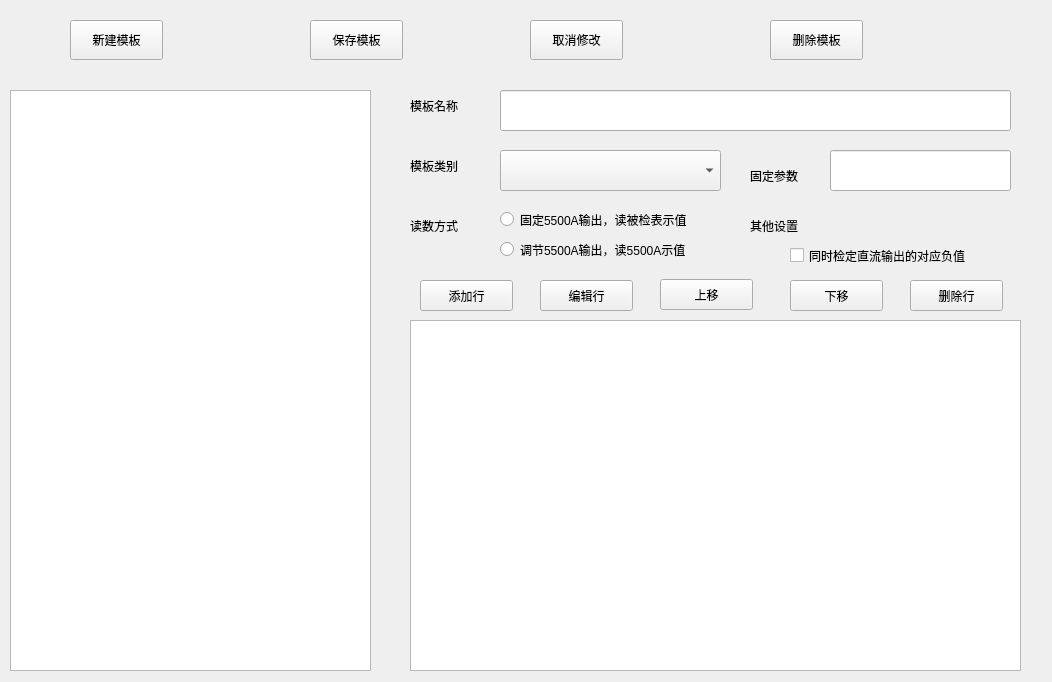
The window that frminspect/frminspecttemplate.ui (richardzjq/instrument_correction) describes before a commit, drawn with Qt 5.
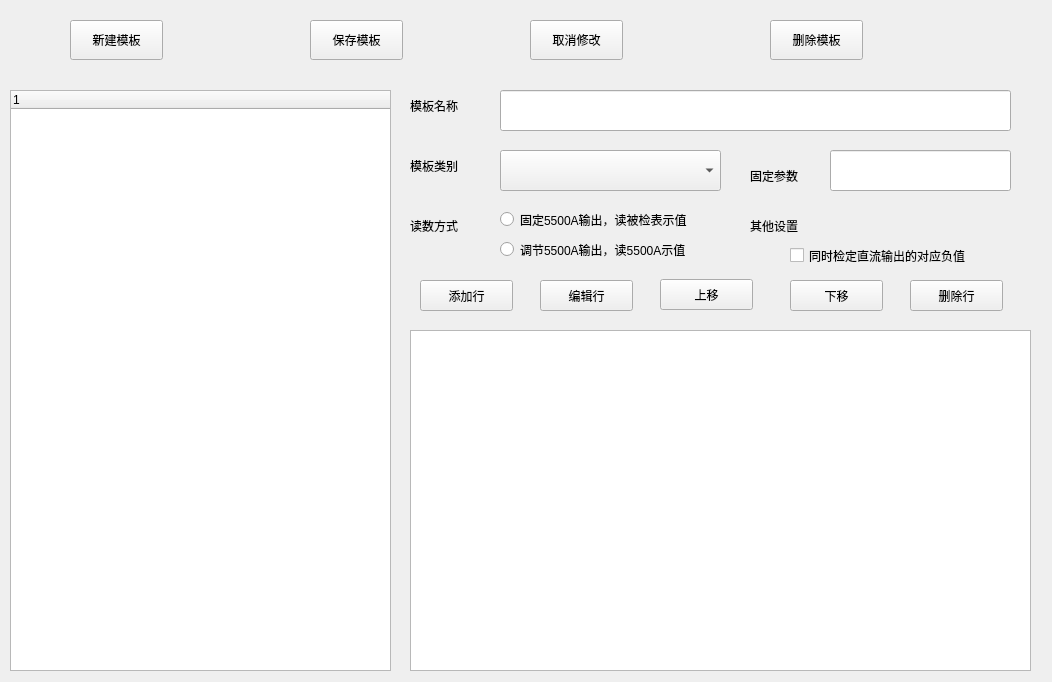
The same window after the commit.

Commit message: add inspect project and template

```diff
--- a/frminspect/frminspecttemplate.ui
+++ b/frminspect/frminspecttemplate.ui
@@ -132,16 +132,6 @@
     <string>固定参数</string>
    </property>
   </widget>
-  <widget class="QTableView" name="tableView_selected_template">
-   <property name="geometry">
-    <rect>
-     <x>410</x>
-     <y>320</y>
-     <width>611</width>
-     <height>351</height>
-    </rect>
-   </property>
-  </widget>
   <widget class="QLabel" name="label_type">
    <property name="geometry">
     <rect>
@@ -155,16 +145,6 @@
     <string>模板类别</string>
    </property>
   </widget>
-  <widget class="QTreeView" name="treeView_inspected_project">
-   <property name="geometry">
-    <rect>
-     <x>10</x>
-     <y>90</y>
-     <width>361</width>
-     <height>581</height>
-    </rect>
-   </property>
-  </widget>
   <widget class="QLabel" name="label_name">
    <property name="geometry">
     <rect>
@@ -358,6 +338,31 @@
     </property>
    </widget>
   </widget>
+  <widget class="QTreeWidget" name="treeWidget_template">
+   <property name="geometry">
+    <rect>
+     <x>10</x>
+     <y>90</y>
+     <width>381</width>
+     <height>581</height>
+    </rect>
+   </property>
+   <column>
+    <property name="text">
+     <string notr="true">1</string>
+    </property>
+   </column>
+  </widget>
+  <widget class="QTableWidget" name="tableWidget_template">
+   <property name="geometry">
+    <rect>
+     <x>410</x>
+     <y>330</y>
+     <width>621</width>
+     <height>341</height>
+    </rect>
+   </property>
+  </widget>
  </widget>
  <resources/>
  <connections/>
```
The commit also changes 10 other files.
